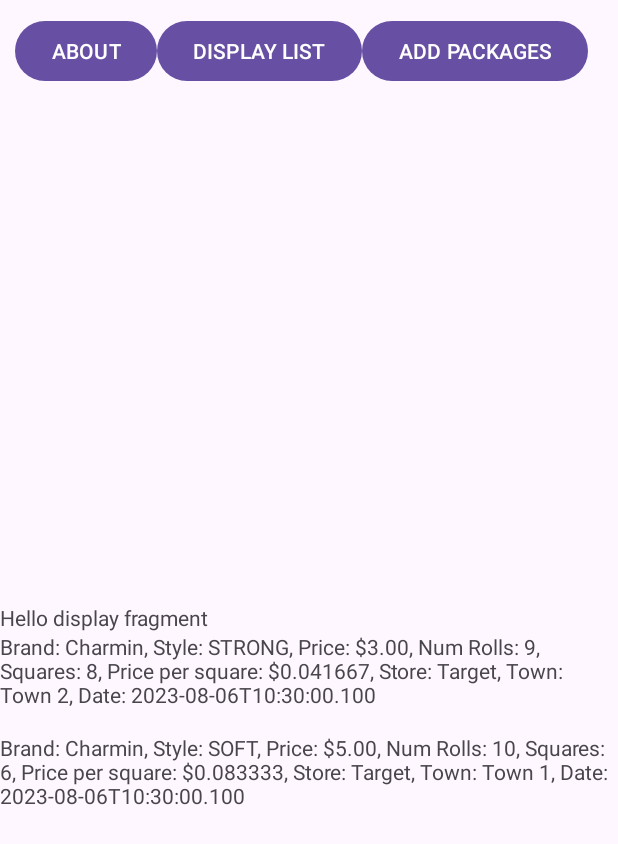
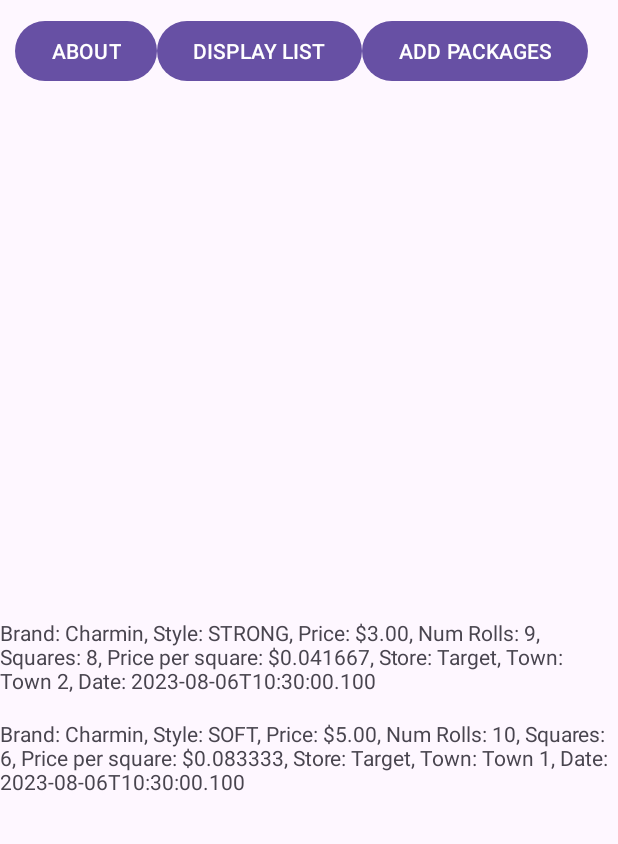
Before and after one commit to emilygranville/toiletpaperprices, an Android app: the screen it shows after launch (MainActivity), after a tap on "DISPLAY LIST", on a phone screen of 412 x 824 dp. Shown: the top 844 px of the screen. Run offline under Robolectric (Android 15) with nearby library versions, the phone set to English and light mode, and no system bars.

Commit message:
Fix small bugs in display and add pages

```diff
--- a/app/src/main/java/com/tolietpaperprices/Controller/MainActivity.java
+++ b/app/src/main/java/com/tolietpaperprices/Controller/MainActivity.java
@@ -33,7 +33,7 @@ public class MainActivity extends AppCompatActivity implements IMainView.Listene
             this.mainView.displayFragment(addPackage, false, "add");
         } else {
             Fragment disaplayPackage = new DisplayTPView(this.packageOrganizer.getListOfPackages());
-            this.mainView.displayFragment(disaplayPackage, true, "display");
+            this.mainView.displayFragment(disaplayPackage, false, "display");
         }
 
         /* test*/
@@ -64,7 +64,7 @@ public class MainActivity extends AppCompatActivity implements IMainView.Listene
     public void onDisplayMenuButton() {
         Log.i(TPP, "display menu pressed");
         Fragment disaplayPackage = new DisplayTPView(this.packageOrganizer.getListOfPackages());
-        this.mainView.displayFragment(disaplayPackage, true, "display");
+        this.mainView.displayFragment(disaplayPackage, false, "display");
     }
 
     /**
@@ -74,7 +74,7 @@ public class MainActivity extends AppCompatActivity implements IMainView.Listene
     public void onAddMenuButton() {
         Log.i(TPP, "add menu pressed");
         Fragment addPackage = new AddTPView(this);
-        this.mainView.displayFragment(addPackage, false, "add");
+        this.mainView.displayFragment(addPackage, true, "add");
     }
 
     /**
--- a/app/src/main/res/layout/fragment_display_tp.xml
+++ b/app/src/main/res/layout/fragment_display_tp.xml
@@ -5,17 +5,17 @@
     android:layout_height="match_parent"
     tools:context=".View.DisplayTPView">
 
-    <!-- TODO: Update blank fragment layout -->
-    <LinearLayout
-        android:id="@+id/displayViewVerticalLayout"
+    <ScrollView
+        android:id="@+id/display_scroll_layout"
+        android:orientation="vertical"
         android:layout_width="match_parent"
-        android:layout_height="match_parent"
-        android:orientation="vertical">
+        android:layout_height="match_parent">
 
-        <TextView
+        <LinearLayout
+            android:id="@+id/displayViewVerticalLayout"
             android:layout_width="match_parent"
-            android:layout_height="match_parent"
-            android:text="@string/hello_display_fragment" />
-    </LinearLayout>
+            android:layout_height="wrap_content"
+            android:orientation="vertical" />
+    </ScrollView>
 
 </FrameLayout>
```
